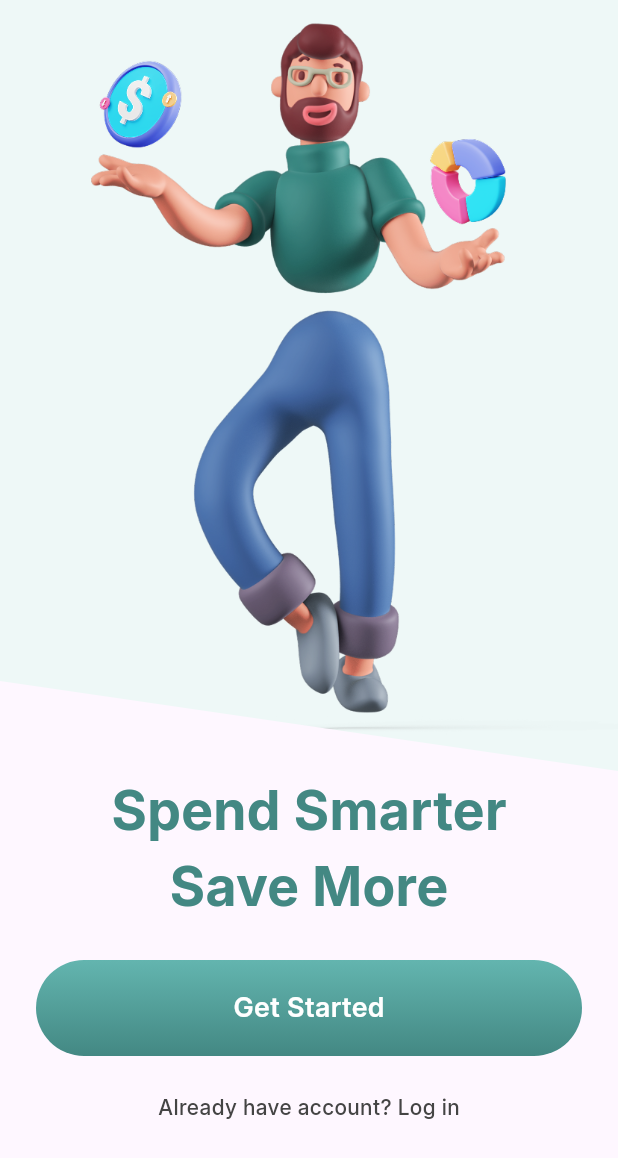
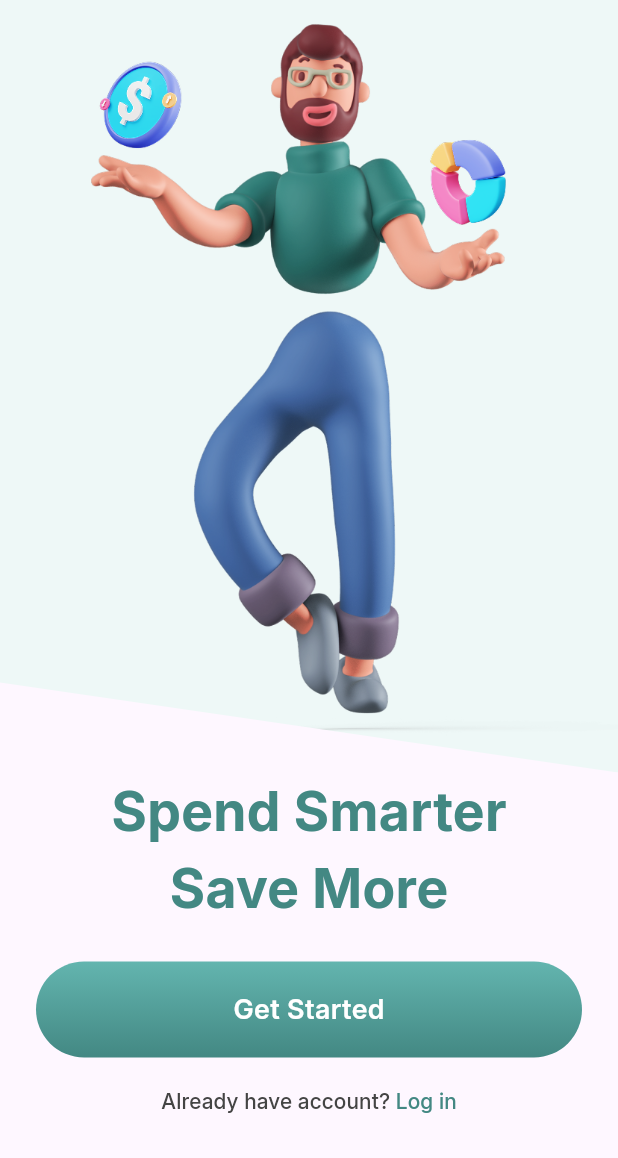
Before and after one commit to fco-henrique/money_app, a Flutter app: the screen it shows after launch, on a phone screen of 412 x 824 dp. Shown: the top 1158 px of the screen. Run offline on Flutter 3.47's test engine with Material 3 defaults, Android fonts, the phone set to English and light mode, and no system bars.

Commit message:
feat: add interaction in the text 'Already have account? Log in'

```diff
--- /dev/null
+++ b/lib/common/widgets/multi_text_button.dart
@@ -0,0 +1,25 @@
+import 'package:flutter/cupertino.dart';
+import 'package:flutter/material.dart';
+
+class MultiTextButton extends StatelessWidget {
+  final List<Text> children;
+  final VoidCallback onPressed;
+
+  const MultiTextButton({
+    super.key,
+    required this.children,
+    required this.onPressed,
+  });
+
+  @override
+  Widget build(BuildContext context) {
+    return TextButton(
+      onPressed: onPressed,
+      child: Row(
+        mainAxisSize: MainAxisSize.min,
+        mainAxisAlignment: MainAxisAlignment.center,
+        children: children,
+      ),
+    );
+  }
+}
--- a/lib/features/onboarding/onboarding_page.dart
+++ b/lib/features/onboarding/onboarding_page.dart
@@ -1,10 +1,9 @@
-import 'dart:developer';
-
 import 'package:flutter/cupertino.dart';
 import 'package:flutter/material.dart';
 import 'package:money_app/common/constants/app_colors.dart';
 import 'package:money_app/common/constants/app_text_styles.dart';
 
+import '../../common/widgets/multi_text_button.dart';
 import '../../common/widgets/primary_button.dart';
 
 class OnboardingPage extends StatelessWidget {
@@ -39,48 +38,32 @@ class OnboardingPage extends StatelessWidget {
               ),
           ),
           Padding(
-            padding: EdgeInsets.all(24),
+            padding: EdgeInsets.only(top: 24, left: 24, right: 24, bottom: 5),
             child: PrimaryButton(
               text: 'Get Started',
               onPressed: () {},
             ),
           ),
           Padding(
-              padding: EdgeInsets.only(bottom: 76),
-              child: Text(
-                "Already have account? Log in",
-                style: AppTextStyles.smallText.copyWith(
-                    color: AppColors.greyBlack
+            padding: EdgeInsets.only(bottom: 66),
+            child: MultiTextButton(
+              onPressed: () {},
+              children: [
+                Text(
+                  "Already have account? ",
+                  style: AppTextStyles.smallText.copyWith(
+                      color: AppColors.greyBlack
+                  ),
                 ),
-              ),
+                Text(
+                  "Log in",
+                  style: AppTextStyles.smallText.copyWith(
+                      color: AppColors.greenLightOTwo
+                  ),
+                )
+              ],
+            )
           )
-          // Container(
-          //   padding: EdgeInsets.only(bottom: 76, ),
-          //   child: Text(
-          //     "Already have account? Log in",
-          //     style: AppTextStyles.smallText.copyWith(
-          //         color: AppColors.greyBlack
-          //     ),
-          //   ),
-          //   // child: Row(
-          //   //   mainAxisAlignment: MainAxisAlignment.center,
-          //   //   children: [
-          //   //     Text(
-          //   //       "Already have account? ",
-          //   //       style: AppTextStyles.smallText.copyWith(
-          //   //           color: AppColors.greyBlack
-          //   //       ),
-          //   //     ),
-          //   //     Text(
-          //   //       "Log in",
-          //   //       style: AppTextStyles.smallText.copyWith(
-          //   //           color: AppColors.greenLightOTwo
-          //   //       ),
-          //   //     )
-          //   //   ],
-          //   // )
-          // ),
-          //SizedBox(height: 60.0,)
         ],
       ),
     );
```
